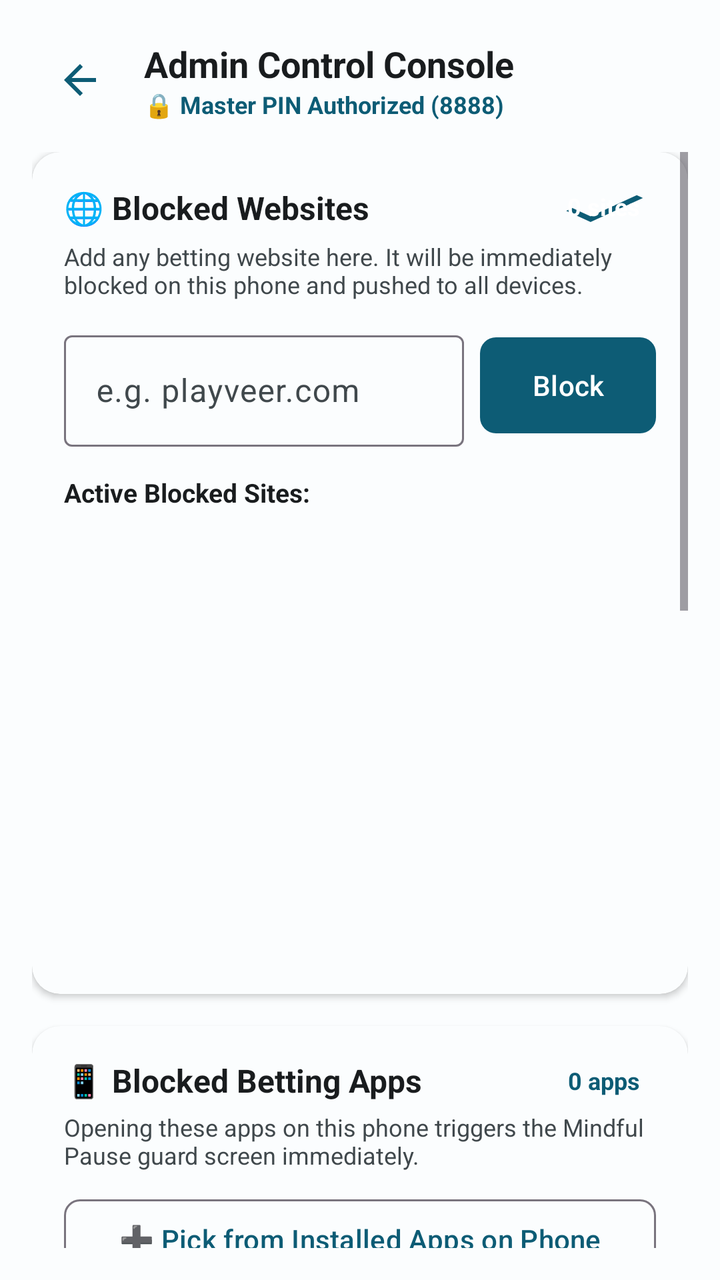
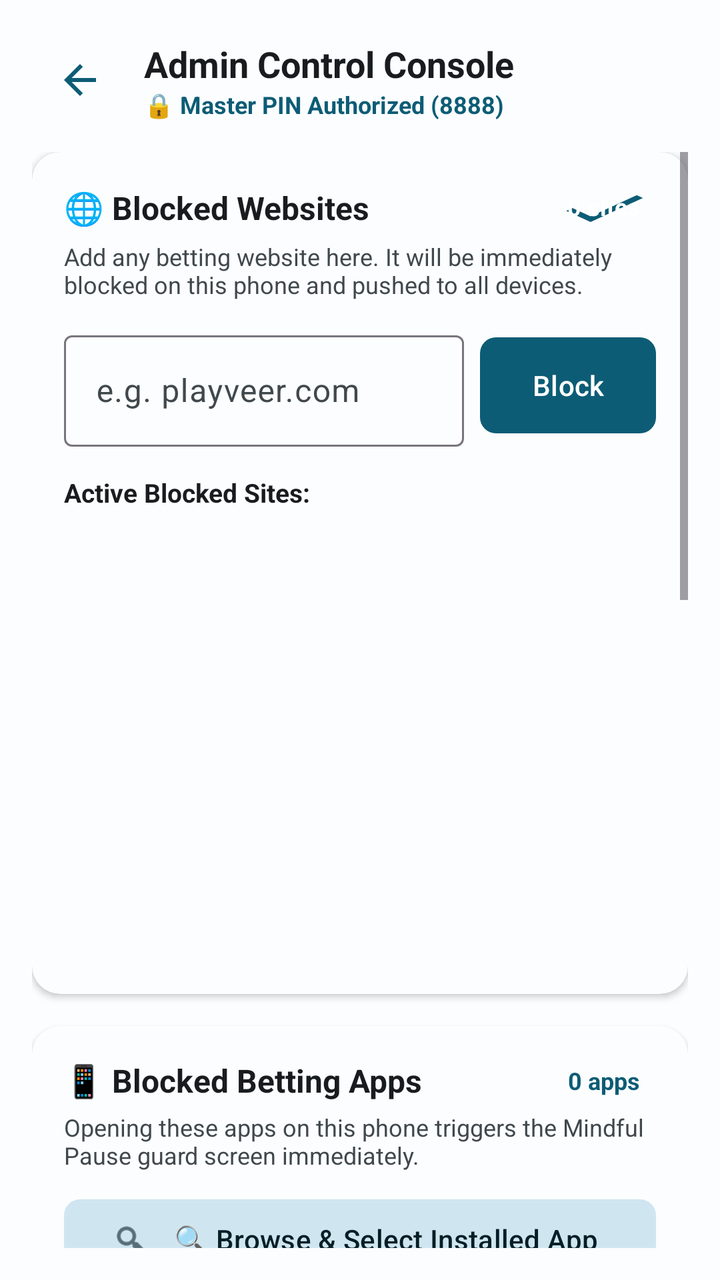

Screens rendered from an Android XML layout before and after an edit, with the pre-edit source and the edit as a unified diff.
<!-- AndroidManifest.xml: application theme Theme.BettingShield -->
<!-- res/layout/activity_settings.xml -->
<?xml version="1.0" encoding="utf-8"?>
<LinearLayout
    xmlns:android="http://schemas.android.com/apk/res/android"
    xmlns:app="http://schemas.android.com/apk/res-auto"
    android:layout_width="match_parent"
    android:layout_height="match_parent"
    android:background="@color/background"
    android:orientation="vertical"
    android:padding="16dp">

    
    <LinearLayout
        android:layout_width="match_parent"
        android:layout_height="wrap_content"
        android:gravity="center_vertical"
        android:orientation="horizontal">

        <ImageButton
            android:id="@+id/btnBack"
            android:layout_width="48dp"
            android:layout_height="48dp"
            android:background="?attr/selectableItemBackgroundBorderless"
            android:src="@drawable/ic_arrow_back"
            android:contentDescription="Back" />

        <LinearLayout
            android:layout_width="0dp"
            android:layout_height="wrap_content"
            android:layout_weight="1"
            android:layout_marginStart="8dp"
            android:orientation="vertical">

            <TextView
                android:layout_width="wrap_content"
                android:layout_height="wrap_content"
                android:text="Admin Control Console"
                android:textColor="@color/on_background"
                android:textSize="18sp"
                android:textStyle="bold" />

            <TextView
                android:layout_width="wrap_content"
                android:layout_height="wrap_content"
                android:text="🔒 Master PIN Authorized (8888)"
                android:textColor="@color/primary"
                android:textSize="12sp"
                android:textStyle="bold" />
        </LinearLayout>
    </LinearLayout>

    <ScrollView
        android:layout_width="match_parent"
        android:layout_height="match_parent"
        android:layout_marginTop="12dp">

        <LinearLayout
            android:layout_width="match_parent"
            android:layout_height="wrap_content"
            android:orientation="vertical"
            android:paddingBottom="40dp">

            
            <androidx.cardview.widget.CardView
                android:layout_width="match_parent"
                android:layout_height="wrap_content"
                android:layout_marginBottom="16dp"
                app:cardBackgroundColor="@color/surface"
                app:cardCornerRadius="14dp"
                app:cardElevation="2dp">

                <LinearLayout
                    android:layout_width="match_parent"
                    android:layout_height="wrap_content"
                    android:orientation="vertical"
                    android:padding="16dp">

                    <LinearLayout
                        android:layout_width="match_parent"
                        android:layout_height="wrap_content"
                        android:gravity="center_vertical"
                        android:orientation="horizontal">

                        <TextView
                            android:layout_width="0dp"
                            android:layout_height="wrap_content"
                            android:layout_weight="1"
                            android:text="🌐 Blocked Websites"
                            android:textColor="@color/on_surface"
                            android:textSize="16sp"
                            android:textStyle="bold" />

                        <TextView
                            android:id="@+id/tvDomainCountBadge"
                            android:layout_width="wrap_content"
                            android:layout_height="wrap_content"
                            android:background="@drawable/ic_check"
                            android:backgroundTint="@color/primary"
                            android:paddingHorizontal="8dp"
                            android:paddingVertical="3dp"
                            android:text="0 sites"
                            android:textColor="@color/white"
                            android:textSize="12sp"
                            android:textStyle="bold" />
                    </LinearLayout>

                    <TextView
                        android:layout_width="wrap_content"
                        android:layout_height="wrap_content"
                        android:layout_marginTop="4dp"
                        android:text="Add any betting website here. It will be immediately blocked on this phone and pushed to all devices."
                        android:textColor="@color/on_surface_variant"
                        android:textSize="12sp" />

                    <LinearLayout
                        android:layout_width="match_parent"
                        android:layout_height="wrap_content"
                        android:layout_marginTop="12dp"
                        android:gravity="center_vertical"
                        android:orientation="horizontal">

                        <com.google.android.material.textfield.TextInputLayout
                            style="@style/Widget.Material3.TextInputLayout.OutlinedBox"
                            android:layout_width="0dp"
                            android:layout_height="wrap_content"
                            android:layout_weight="1"
                            android:hint="e.g. playveer.com">

                            <com.google.android.material.textfield.TextInputEditText
                                android:id="@+id/etDomain"
                                android:layout_width="match_parent"
                                android:layout_height="wrap_content"
                                android:inputType="textUri" />
                        </com.google.android.material.textfield.TextInputLayout>

                        <com.google.android.material.button.MaterialButton
                            android:id="@+id/btnAddDomain"
                            android:layout_width="wrap_content"
                            android:layout_height="56dp"
                            android:layout_marginStart="8dp"
                            android:text="Block"
                            android:textAllCaps="false"
                            app:cornerRadius="8dp" />
                    </LinearLayout>

                    
                    <TextView
                        android:layout_width="wrap_content"
                        android:layout_height="wrap_content"
                        android:layout_marginTop="14dp"
                        android:text="Active Blocked Sites:"
                        android:textColor="@color/on_surface"
                        android:textSize="13sp"
                        android:textStyle="bold" />

                    <androidx.recyclerview.widget.RecyclerView
                        android:id="@+id/rvBlockedDomains"
                        android:layout_width="match_parent"
                        android:layout_height="220dp"
                        android:layout_marginTop="6dp"
                        android:nestedScrollingEnabled="true" />
                </LinearLayout>
            </androidx.cardview.widget.CardView>

            
            <androidx.cardview.widget.CardView
                android:layout_width="match_parent"
                android:layout_height="wrap_content"
                android:layout_marginBottom="16dp"
                app:cardBackgroundColor="@color/surface"
                app:cardCornerRadius="14dp"
                app:cardElevation="2dp">

                <LinearLayout
                    android:layout_width="match_parent"
                    android:layout_height="wrap_content"
                    android:orientation="vertical"
                    android:padding="16dp">

                    <LinearLayout
                        android:layout_width="match_parent"
                        android:layout_height="wrap_content"
                        android:gravity="center_vertical"
                        android:orientation="horizontal">

                        <TextView
                            android:layout_width="0dp"
                            android:layout_height="wrap_content"
                            android:layout_weight="1"
                            android:text="📱 Blocked Betting Apps"
                            android:textColor="@color/on_surface"
                            android:textSize="16sp"
                            android:textStyle="bold" />

                        <TextView
                            android:id="@+id/tvPackageCountBadge"
                            android:layout_width="wrap_content"
                            android:layout_height="wrap_content"
                            android:paddingHorizontal="8dp"
                            android:paddingVertical="3dp"
                            android:text="0 apps"
                            android:textColor="@color/primary"
                            android:textSize="12sp"
                            android:textStyle="bold" />
                    </LinearLayout>

                    <TextView
                        android:layout_width="wrap_content"
                        android:layout_height="wrap_content"
                        android:layout_marginTop="4dp"
                        android:text="Opening these apps on this phone triggers the Mindful Pause guard screen immediately."
                        android:textColor="@color/on_surface_variant"
                        android:textSize="12sp" />

                    
                    <com.google.android.material.button.MaterialButton
                        android:id="@+id/btnPickInstalledApp"
                        style="@style/Widget.Material3.Button.OutlinedButton"
                        android:layout_width="match_parent"
                        android:layout_height="wrap_content"
                        android:layout_marginTop="10dp"
                        android:text="➕ Pick from Installed Apps on Phone"
                        android:textAllCaps="false"
                        app:cornerRadius="8dp" />

                    
                    <LinearLayout
                        android:layout_width="match_parent"
                        android:layout_height="wrap_content"
                        android:layout_marginTop="8dp"
                        android:gravity="center_vertical"
                        android:orientation="horizontal">

                        <com.google.android.material.textfield.TextInputLayout
                            style="@style/Widget.Material3.TextInputLayout.OutlinedBox"
                            android:layout_width="0dp"
                            android:layout_height="wrap_content"
                            android:layout_weight="1"
                            android:hint="App Name (e.g. Stake)">

                            <com.google.android.material.textfield.TextInputEditText
                                android:id="@+id/etAppName"
                                android:layout_width="match_parent"
                                android:layout_height="wrap_content"
                                android:inputType="text" />
                        </com.google.android.material.textfield.TextInputLayout>

                        <com.google.android.material.textfield.TextInputLayout
                            style="@style/Widget.Material3.TextInputLayout.OutlinedBox"
                            android:layout_width="0dp"
                            android:layout_height="wrap_content"
                            android:layout_weight="1"
                            android:layout_marginStart="6dp"
                            android:hint="Package (e.g. com.stake)">

                            <com.google.android.material.textfield.TextInputEditText
                                android:id="@+id/etPackageName"
                                android:layout_width="match_parent"
                                android:layout_height="wrap_content"
                                android:inputType="text" />
                        </com.google.android.material.textfield.TextInputLayout>

                        <com.google.android.material.button.MaterialButton
                            android:id="@+id/btnAddPackage"
                            android:layout_width="wrap_content"
                            android:layout_height="56dp"
                            android:layout_marginStart="6dp"
                            android:text="Add"
                            android:textAllCaps="false"
                            app:cornerRadius="8dp" />
                    </LinearLayout>

                    
                    <TextView
                        android:layout_width="wrap_content"
                        android:layout_height="wrap_content"
                        android:layout_marginTop="14dp"
                        android:text="Active Watched Apps:"
                        android:textColor="@color/on_surface"
                        android:textSize="13sp"
                        android:textStyle="bold" />

                    <androidx.recyclerview.widget.RecyclerView
                        android:id="@+id/rvBlockedPackages"
                        android:layout_width="match_parent"
                        android:layout_height="200dp"
                        android:layout_marginTop="6dp"
                        android:nestedScrollingEnabled="true" />
                </LinearLayout>
            </androidx.cardview.widget.CardView>

            
            <androidx.cardview.widget.CardView
                android:layout_width="match_parent"
                android:layout_height="wrap_content"
                android:layout_marginBottom="16dp"
                app:cardBackgroundColor="@color/surface"
                app:cardCornerRadius="14dp"
                app:cardElevation="2dp">

                <LinearLayout
                    android:layout_width="match_parent"
                    android:layout_height="wrap_content"
                    android:orientation="vertical"
                    android:padding="16dp">

                    <TextView
                        android:layout_width="wrap_content"
                        android:layout_height="wrap_content"
                        android:text="🛡️ App Launch Detection Permission"
                        android:textColor="@color/on_surface"
                        android:textSize="15sp"
                        android:textStyle="bold" />

                    <TextView
                        android:id="@+id/tvUsageAccessState"
                        android:layout_width="wrap_content"
                        android:layout_height="wrap_content"
                        android:layout_marginTop="4dp"
                        android:text="Checking Usage Access..."
                        android:textColor="@color/on_surface_variant"
                        android:textSize="13sp" />

                    <com.google.android.material.button.MaterialButton
                        android:id="@+id/btnGrantUsageAccess"
                        style="@style/Widget.Material3.Button.TonalButton"
                        android:layout_width="match_parent"
                        android:layout_height="wrap_content"
                        android:layout_marginTop="10dp"
                        android:text="Enable App Guard (Usage Access)"
                        android:textAllCaps="false"
                        app:cornerRadius="8dp" />
                </LinearLayout>
            </androidx.cardview.widget.CardView>

            
            <androidx.cardview.widget.CardView
                android:layout_width="match_parent"
                android:layout_height="wrap_content"
                android:layout_marginBottom="16dp"
                app:cardBackgroundColor="@color/surface"
                app:cardCornerRadius="14dp"
                app:cardElevation="2dp">

                <LinearLayout
                    android:layout_width="match_parent"
                    android:layout_height="wrap_content"
                    android:orientation="vertical"
                    android:padding="16dp">

                    <TextView
                        android:layout_width="wrap_content"
                        android:layout_height="wrap_content"
                        android:text="☁️ Cloud Sync &amp; Multi-Device Broadcast"
                        android:textColor="@color/on_surface"
                        android:textSize="15sp"
                        android:textStyle="bold" />

                    <TextView
                        android:layout_width="wrap_content"
                        android:layout_height="wrap_content"
                        android:layout_marginTop="4dp"
                        android:text="Broadcast updates so other Android &amp; iOS devices receive your added sites and apps."
                        android:textColor="@color/on_surface_variant"
                        android:textSize="12sp" />

                    <com.google.android.material.button.MaterialButton
                        android:id="@+id/btnSyncWithHub"
                        android:layout_width="match_parent"
                        android:layout_height="wrap_content"
                        android:layout_marginTop="12dp"
                        android:text="🔄 Pull Latest Updates from Hub"
                        android:textAllCaps="false"
                        app:cornerRadius="8dp" />

                    <com.google.android.material.button.MaterialButton
                        android:id="@+id/btnResetRules"
                        style="@style/Widget.Material3.Button.TextButton"
                        android:layout_width="match_parent"
                        android:layout_height="wrap_content"
                        android:layout_marginTop="4dp"
                        android:text="Reset to Factory Blocklist"
                        android:textAllCaps="false"
                        android:textColor="@color/status_paused" />
                </LinearLayout>
            </androidx.cardview.widget.CardView>

        </LinearLayout>
    </ScrollView>
</LinearLayout>
<!-- resources referenced by this layout -->
<resources>
  <color name="background">#FBFDFE</color>
  <color name="on_background">#191C1E</color>
  <color name="on_surface">#191C1E</color>
  <color name="on_surface_variant">#40484C</color>
  <color name="primary">#0D5C75</color>
  <color name="status_paused">#8C6000</color>
  <color name="surface">#FBFDFE</color>
  <color name="white">#FFFFFF</color>
  <!-- drawable ic_arrow_back (drawable) -->
  <vector xmlns:android="http://schemas.android.com/apk/res/android"
      android:width="24dp"
      android:height="24dp"
      android:viewportWidth="24"
      android:viewportHeight="24"
      android:tint="?attr/colorPrimary">
    <path
        android:fillColor="@android:color/white"
        android:pathData="M20,11H7.83l5.59,-5.59L12,4l-8,8 8,8 1.41,-1.41L7.83,13H20v-2z"/>
  </vector>
  <!-- drawable ic_check (drawable) -->
  <vector xmlns:android="http://schemas.android.com/apk/res/android"
      android:width="24dp"
      android:height="24dp"
      android:viewportWidth="24"
      android:viewportHeight="24"
      android:tint="?attr/colorPrimary">
    <path
        android:fillColor="@android:color/white"
        android:pathData="M9,16.17L4.83,12l-1.42,1.41L9,19 21,7l-1.41,-1.41z"/>
  </vector>
  <style name="Theme.BettingShield" parent="Theme.Material3.DayNight.NoActionBar">
          
          <item name="colorPrimary">@color/primary</item>
          <item name="colorOnPrimary">@color/on_primary</item>
          <item name="colorPrimaryContainer">@color/primary_container</item>
          <item name="colorOnPrimaryContainer">@color/on_primary_container</item>
  
          <item name="colorSecondary">@color/secondary</item>
          <item name="colorOnSecondary">@color/on_secondary</item>
          <item name="colorSecondaryContainer">@color/secondary_container</item>
          <item name="colorOnSecondaryContainer">@color/on_secondary_container</item>
  
          <item name="android:colorBackground">@color/background</item>
          <item name="colorOnBackground">@color/on_background</item>
          <item name="colorSurface">@color/surface</item>
          <item name="colorOnSurface">@color/on_surface</item>
          <item name="colorSurfaceVariant">@color/surface_variant</item>
          <item name="colorOnSurfaceVariant">@color/on_surface_variant</item>
      </style>
  <color name="on_primary">#FFFFFF</color>
  <color name="primary_container">#C2E8FF</color>
  <color name="on_primary_container">#001E2B</color>
  <color name="secondary">#4C616B</color>
  <color name="on_secondary">#FFFFFF</color>
  <color name="secondary_container">#CFE6F1</color>
  <color name="on_secondary_container">#071E26</color>
  <color name="surface_variant">#DCE4E8</color>
</resources>

<!-- the commit's change to res/layout/activity_settings.xml (unified diff, before → after) -->
@@ -214,12 +214,13 @@
                     
                     <com.google.android.material.button.MaterialButton
                         android:id="@+id/btnPickInstalledApp"
-                        style="@style/Widget.Material3.Button.OutlinedButton"
+                        style="@style/Widget.Material3.Button.TonalButton"
                         android:layout_width="match_parent"
                         android:layout_height="wrap_content"
                         android:layout_marginTop="10dp"
-                        android:text="➕ Pick from Installed Apps on Phone"
+                        android:text="🔍 Browse &amp; Select Installed App"
                         android:textAllCaps="false"
+                        app:icon="@android:drawable/ic_menu_search"
                         app:cornerRadius="8dp" />
 
                     
@@ -235,7 +236,7 @@
                             android:layout_width="0dp"
                             android:layout_height="wrap_content"
                             android:layout_weight="1"
-                            android:hint="App Name (e.g. Stake)">
+                            android:hint="App Name (e.g. Sony LIV, Bet365)">
 
                             <com.google.android.material.textfield.TextInputEditText
                                 android:id="@+id/etAppName"
@@ -244,30 +245,40 @@
                                 android:inputType="text" />
                         </com.google.android.material.textfield.TextInputLayout>
 
-                        <com.google.android.material.textfield.TextInputLayout
-                            style="@style/Widget.Material3.TextInputLayout.OutlinedBox"
-                            android:layout_width="0dp"
-                            android:layout_height="wrap_content"
-                            android:layout_weight="1"
-                            android:layout_marginStart="6dp"
-                            android:hint="Package (e.g. com.stake)">
-
-                            <com.google.android.material.textfield.TextInputEditText
-                                android:id="@+id/etPackageName"
-                                android:layout_width="match_parent"
-                                android:layout_height="wrap_content"
-                                android:inputType="text" />
-                        </com.google.android.material.textfield.TextInputLayout>
-
                         <com.google.android.material.button.MaterialButton
                             android:id="@+id/btnAddPackage"
                             android:layout_width="wrap_content"
                             android:layout_height="56dp"
-                            android:layout_marginStart="6dp"
-                            android:text="Add"
+                            android:layout_marginStart="8dp"
+                            android:text="Block"
                             android:textAllCaps="false"
                             app:cornerRadius="8dp" />
                     </LinearLayout>
+
+                    <TextView
+                        android:layout_width="wrap_content"
+                        android:layout_height="wrap_content"
+                        android:layout_marginTop="4dp"
+                        android:text="✨ You only need to type the App Name (e.g. Sony LIV). The package ID is detected automatically!"
+                        android:textColor="@color/on_surface_variant"
+                        android:textSize="11sp" />
+
+                    
+                    <com.google.android.material.textfield.TextInputLayout
+                        android:id="@+id/tilPackageName"
+                        style="@style/Widget.Material3.TextInputLayout.OutlinedBox"
+                        android:layout_width="match_parent"
+                        android:layout_height="wrap_content"
+                        android:layout_marginTop="6dp"
+                        android:visibility="gone"
+                        android:hint="Optional: Exact Package ID">
+
+                        <com.google.android.material.textfield.TextInputEditText
+                            android:id="@+id/etPackageName"
+                            android:layout_width="match_parent"
+                            android:layout_height="wrap_content"
+                            android:inputType="text" />
+                    </com.google.android.material.textfield.TextInputLayout>
 
                     
                     <TextView
